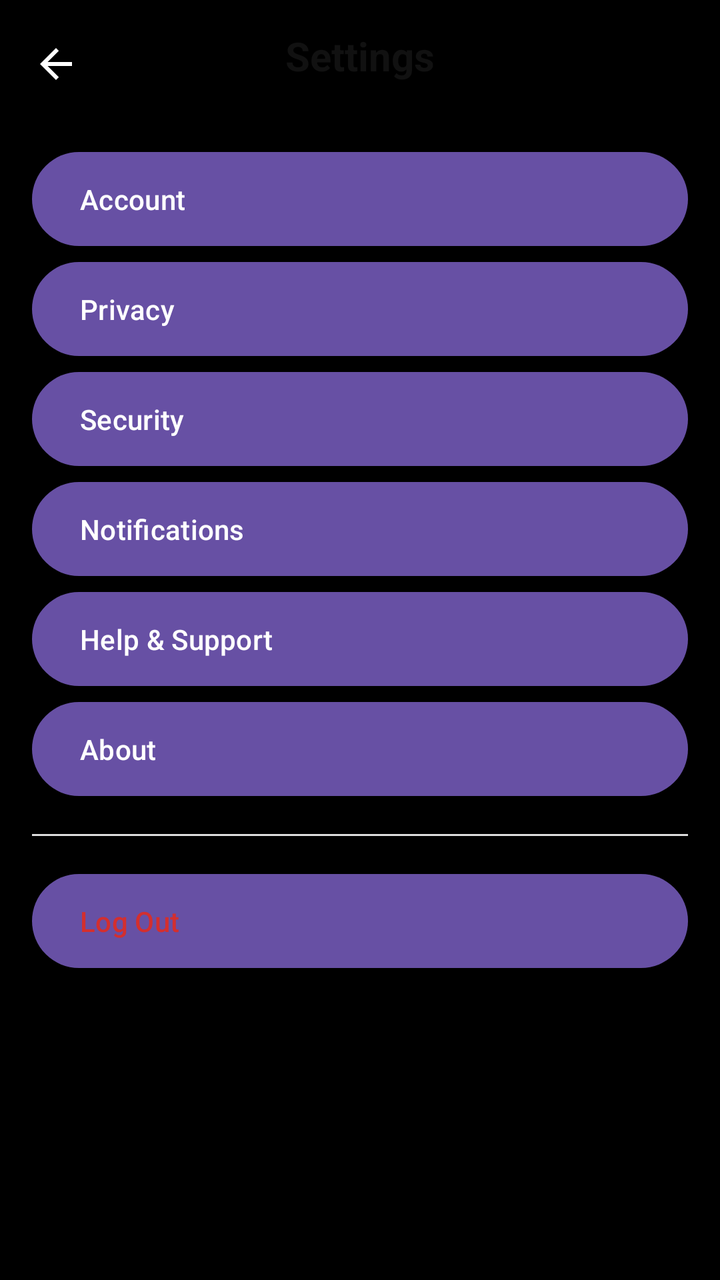
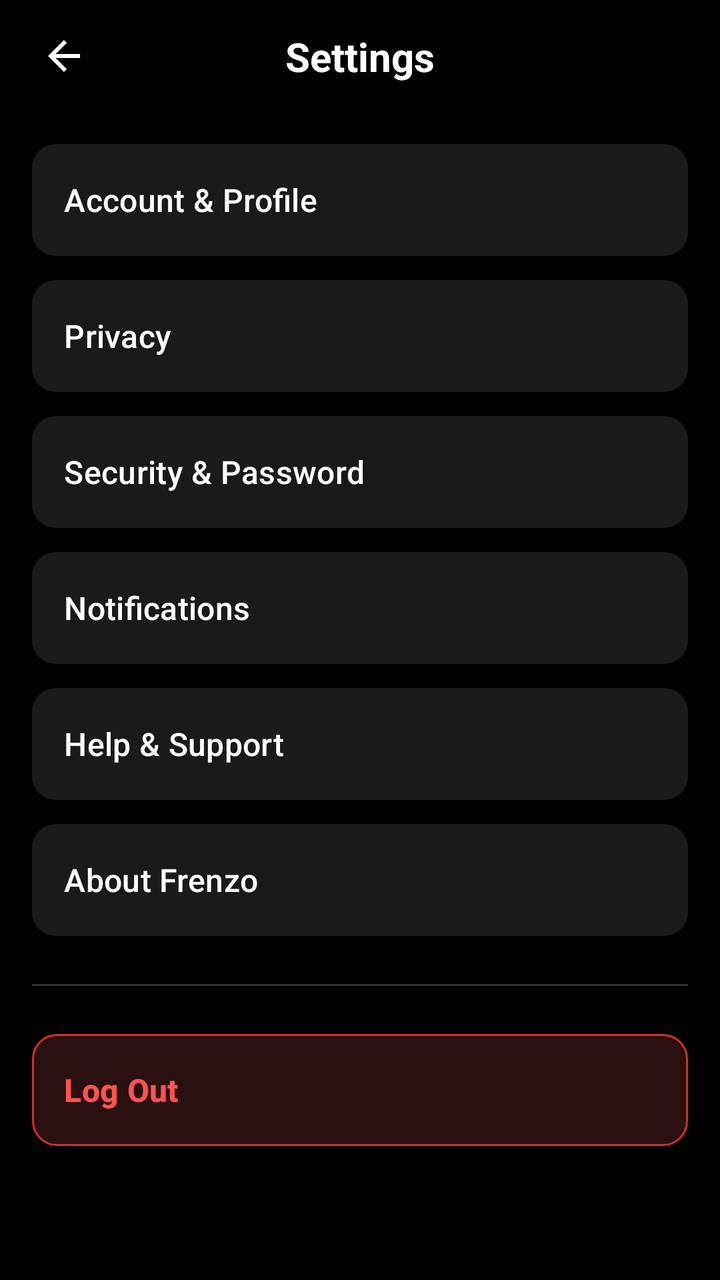

Before-and-after screenshots of an Android layout around one commit, followed by the original layout XML and the change that was made.
<!-- AndroidManifest.xml: application theme Theme.Login -->
<!-- res/layout/activity_settings.xml -->
<?xml version="1.0" encoding="utf-8"?>
<androidx.constraintlayout.widget.ConstraintLayout
    xmlns:android="http://schemas.android.com/apk/res/android"
    xmlns:app="http://schemas.android.com/apk/res-auto"
    android:layout_width="match_parent"
    android:layout_height="match_parent"
    android:background="#000000">

    

    <androidx.constraintlayout.widget.ConstraintLayout
        android:id="@+id/settingsTopBar"
        android:layout_width="match_parent"
        android:layout_height="56dp"
        android:background="#000000"
        app:layout_constraintTop_toTopOf="parent"
        app:layout_constraintStart_toStartOf="parent"
        app:layout_constraintEnd_toEndOf="parent">

        <ImageButton
            android:id="@+id/btnBackSettings"
            android:layout_width="48dp"
            android:layout_height="48dp"
            android:layout_marginStart="4dp"
            android:background="@android:color/transparent"
            android:contentDescription="Back"
            android:foreground="?attr/selectableItemBackgroundBorderless"
            android:padding="12dp"
            android:src="@drawable/ic_arrow_back"
            app:layout_constraintBottom_toBottomOf="parent"
            app:layout_constraintStart_toStartOf="parent"
            app:layout_constraintTop_toTopOf="parent"
            app:layout_constraintVertical_bias="1.0" />

        <TextView
            android:layout_width="wrap_content"
            android:layout_height="match_parent"
            android:gravity="center"
            android:text="Settings"
            android:textColor="#111111"
            android:textSize="20sp"
            android:textStyle="bold"
            app:layout_constraintStart_toStartOf="parent"
            app:layout_constraintEnd_toEndOf="parent"
            app:layout_constraintTop_toTopOf="parent"
            app:layout_constraintBottom_toBottomOf="parent" />

    </androidx.constraintlayout.widget.ConstraintLayout>


    

    <ScrollView
        android:layout_width="match_parent"
        android:layout_height="0dp"
        android:fillViewport="true"
        app:layout_constraintTop_toBottomOf="@id/settingsTopBar"
        app:layout_constraintBottom_toBottomOf="parent"
        app:layout_constraintStart_toStartOf="parent"
        app:layout_constraintEnd_toEndOf="parent">

        <LinearLayout
            android:layout_width="match_parent"
            android:layout_height="wrap_content"
            android:orientation="vertical"
            android:padding="16dp">

            <Button
                android:id="@+id/btnAccount"
                android:layout_width="match_parent"
                android:layout_height="55dp"
                android:text="Account"
                android:textAllCaps="false"
                android:gravity="start|center_vertical" />

            <Button
                android:id="@+id/btnPrivacy"
                android:layout_width="match_parent"
                android:layout_height="55dp"
                android:text="Privacy"
                android:textAllCaps="false"
                android:gravity="start|center_vertical" />

            <Button
                android:id="@+id/btnSecurity"
                android:layout_width="match_parent"
                android:layout_height="55dp"
                android:text="Security"
                android:textAllCaps="false"
                android:gravity="start|center_vertical" />

            <Button
                android:id="@+id/btnNotifications"
                android:layout_width="match_parent"
                android:layout_height="55dp"
                android:text="Notifications"
                android:textAllCaps="false"
                android:gravity="start|center_vertical" />

            <Button
                android:id="@+id/btnHelp"
                android:layout_width="match_parent"
                android:layout_height="55dp"
                android:text="Help &amp; Support"
                android:textAllCaps="false"
                android:gravity="start|center_vertical" />

            <Button
                android:id="@+id/btnAbout"
                android:layout_width="match_parent"
                android:layout_height="55dp"
                android:text="About"
                android:textAllCaps="false"
                android:gravity="start|center_vertical" />

            <View
                android:layout_width="match_parent"
                android:layout_height="1dp"
                android:layout_marginTop="15dp"
                android:layout_marginBottom="15dp"
                android:background="#DDDDDD" />

            <Button
                android:id="@+id/btnLogout"
                android:layout_width="match_parent"
                android:layout_height="55dp"
                android:text="Log Out"
                android:textAllCaps="false"
                android:textColor="#D32F2F"
                android:gravity="start|center_vertical" />

        </LinearLayout>

    </ScrollView>

</androidx.constraintlayout.widget.ConstraintLayout>
<!-- resources referenced by this layout -->
<resources>
  <!-- drawable ic_arrow_back (drawable) -->
  <vector xmlns:android="http://schemas.android.com/apk/res/android" android:autoMirrored="true" android:height="24dp" android:tint="#FFFFFF" android:viewportHeight="24" android:viewportWidth="24" android:width="24dp">
        
      <path android:fillColor="@android:color/white" android:pathData="M20,11H7.83l5.59,-5.59L12,4l-8,8 8,8 1.41,-1.41L7.83,13H20v-2z"/>
      
  </vector>
  <style name="Theme.Login" parent="Base.Theme.Login" />
  <style name="Base.Theme.Login" parent="Theme.Material3.DayNight.NoActionBar">
          
          
      </style>
</resources>

<!-- the commit's change to res/layout/activity_settings.xml (unified diff, before → after) -->
@@ -2,12 +2,12 @@
 <androidx.constraintlayout.widget.ConstraintLayout
     xmlns:android="http://schemas.android.com/apk/res/android"
     xmlns:app="http://schemas.android.com/apk/res-auto"
+    android:id="@+id/settingsRoot"
     android:layout_width="match_parent"
     android:layout_height="match_parent"
     android:background="#000000">
 
     
-
     <androidx.constraintlayout.widget.ConstraintLayout
         android:id="@+id/settingsTopBar"
         android:layout_width="match_parent"
@@ -21,7 +21,7 @@
             android:id="@+id/btnBackSettings"
             android:layout_width="48dp"
             android:layout_height="48dp"
-            android:layout_marginStart="4dp"
+            android:layout_marginStart="8dp"
             android:background="@android:color/transparent"
             android:contentDescription="Back"
             android:foreground="?attr/selectableItemBackgroundBorderless"
@@ -29,35 +29,32 @@
             android:src="@drawable/ic_arrow_back"
             app:layout_constraintBottom_toBottomOf="parent"
             app:layout_constraintStart_toStartOf="parent"
-            app:layout_constraintTop_toTopOf="parent"
-            app:layout_constraintVertical_bias="1.0" />
+            app:layout_constraintTop_toTopOf="parent" />
 
         <TextView
             android:layout_width="wrap_content"
-            android:layout_height="match_parent"
+            android:layout_height="wrap_content"
             android:gravity="center"
             android:text="Settings"
-            android:textColor="#111111"
+            android:textColor="#FFFFFF"
             android:textSize="20sp"
             android:textStyle="bold"
+            app:layout_constraintBottom_toBottomOf="parent"
+            app:layout_constraintEnd_toEndOf="parent"
             app:layout_constraintStart_toStartOf="parent"
-            app:layout_constraintEnd_toEndOf="parent"
-            app:layout_constraintTop_toTopOf="parent"
-            app:layout_constraintBottom_toBottomOf="parent" />
+            app:layout_constraintTop_toTopOf="parent" />
 
     </androidx.constraintlayout.widget.ConstraintLayout>
 
-
     
-
     <ScrollView
         android:layout_width="match_parent"
         android:layout_height="0dp"
         android:fillViewport="true"
-        app:layout_constraintTop_toBottomOf="@id/settingsTopBar"
         app:layout_constraintBottom_toBottomOf="parent"
+        app:layout_constraintEnd_toEndOf="parent"
         app:layout_constraintStart_toStartOf="parent"
-        app:layout_constraintEnd_toEndOf="parent">
+        app:layout_constraintTop_toBottomOf="@id/settingsTopBar">
 
         <LinearLayout
             android:layout_width="match_parent"
@@ -65,69 +62,124 @@
             android:orientation="vertical"
             android:padding="16dp">
 
+            
             <Button
                 android:id="@+id/btnAccount"
                 android:layout_width="match_parent"
-                android:layout_height="55dp"
-                android:text="Account"
+                android:layout_height="56dp"
+                android:layout_marginBottom="12dp"
+                android:background="@drawable/settings_item_bg"
+                android:gravity="start|center_vertical"
+                android:paddingStart="16dp"
+                android:paddingEnd="16dp"
+                android:text="Account &amp; Profile"
                 android:textAllCaps="false"
-                android:gravity="start|center_vertical" />
+                android:textColor="#FFFFFF"
+                android:textSize="16sp"
+                app:backgroundTint="@null" />
 
+            
             <Button
                 android:id="@+id/btnPrivacy"
                 android:layout_width="match_parent"
-                android:layout_height="55dp"
+                android:layout_height="56dp"
+                android:layout_marginBottom="12dp"
+                android:background="@drawable/settings_item_bg"
+                android:gravity="start|center_vertical"
+                android:paddingStart="16dp"
+                android:paddingEnd="16dp"
                 android:text="Privacy"
                 android:textAllCaps="false"
-                android:gravity="start|center_vertical" />
+                android:textColor="#FFFFFF"
+                android:textSize="16sp"
+                app:backgroundTint="@null" />
 
+            
             <Button
                 android:id="@+id/btnSecurity"
                 android:layout_width="match_parent"
-                android:layout_height="55dp"
-                android:text="Security"
+                android:layout_height="56dp"
+                android:layout_marginBottom="12dp"
+                android:background="@drawable/settings_item_bg"
+                android:gravity="start|center_vertical"
+                android:paddingStart="16dp"
+                android:paddingEnd="16dp"
+                android:text="Security &amp; Password"
                 android:textAllCaps="false"
-                android:gravity="start|center_vertical" />
+                android:textColor="#FFFFFF"
+                android:textSize="16sp"
+                app:backgroundTint="@null" />
 
+            
             <Button
                 android:id="@+id/btnNotifications"
                 android:layout_width="match_parent"
-                android:layout_height="55dp"
+                android:layout_height="56dp"
+                android:layout_marginBottom="12dp"
+                android:background="@drawable/settings_item_bg"
+                android:gravity="start|center_vertical"
+                android:paddingStart="16dp"
+                android:paddingEnd="16dp"
                 android:text="Notifications"
                 android:textAllCaps="false"
-                android:gravity="start|center_vertical" />
+                android:textColor="#FFFFFF"
+                android:textSize="16sp"
+                app:backgroundTint="@null" />
 
+            
             <Button
                 android:id="@+id/btnHelp"
                 android:layout_width="match_parent"
-                android:layout_height="55dp"
+                android:layout_height="56dp"
+                android:layout_marginBottom="12dp"
+                android:background="@drawable/settings_item_bg"
+                android:gravity="start|center_vertical"
+                android:paddingStart="16dp"
+                android:paddingEnd="16dp"
                 android:text="Help &amp; Support"
                 android:textAllCaps="false"
-                android:gravity="start|center_vertical" />
+                android:textColor="#FFFFFF"
+                android:textSize="16sp"
+                app:backgroundTint="@null" />
 
+            
             <Button
                 android:id="@+id/btnAbout"
                 android:layout_width="match_parent"
-                android:layout_height="55dp"
-                android:text="About"
+                android:layout_height="56dp"
+                android:layout_marginBottom="24dp"
+                android:background="@drawable/settings_item_bg"
+                android:gravity="start|center_vertical"
+                android:paddingStart="16dp"
+                android:paddingEnd="16dp"
+                android:text="About Frenzo"
                 android:textAllCaps="false"
-                android:gravity="start|center_vertical" />
+                android:textColor="#FFFFFF"
+                android:textSize="16sp"
+                app:backgroundTint="@null" />
 
+            
             <View
                 android:layout_width="match_parent"
                 android:layout_height="1dp"
-                android:layout_marginTop="15dp"
-                android:layout_marginBottom="15dp"
-                android:background="#DDDDDD" />
+                android:layout_marginBottom="24dp"
+                android:background="#333333" />
 
+            
             <Button
                 android:id="@+id/btnLogout"
                 android:layout_width="match_parent"
-                android:layout_height="55dp"
+                android:layout_height="56dp"
+                android:background="@drawable/logout_button_bg"
+                android:gravity="start|center_vertical"
+                android:paddingStart="16dp"
+                android:paddingEnd="16dp"
                 android:text="Log Out"
                 android:textAllCaps="false"
-                android:textColor="#D32F2F"
-                android:gravity="start|center_vertical" />
+                android:textColor="#FF5252"
+                android:textSize="16sp"
+                android:textStyle="bold"
+                app:backgroundTint="@null" />
 
         </LinearLayout>
 
<!-- resource entries referenced after the edit -->
@@ -6,6 +6,21 @@
       <path android:fillColor="@android:color/white" android:pathData="M20,11H7.83l5.59,-5.59L12,4l-8,8 8,8 1.41,-1.41L7.83,13H20v-2z"/>
       
   </vector>
+  <!-- drawable logout_button_bg (drawable) -->
+  <?xml version="1.0" encoding="utf-8"?>
+  <shape xmlns:android="http://schemas.android.com/apk/res/android"
+      android:shape="rectangle">
+      <solid android:color="#2A1010" />
+      <stroke android:width="1dp" android:color="#D32F2F" />
+      <corners android:radius="12dp" />
+  </shape>
+  <!-- drawable settings_item_bg (drawable) -->
+  <?xml version="1.0" encoding="utf-8"?>
+  <shape xmlns:android="http://schemas.android.com/apk/res/android"
+      android:shape="rectangle">
+      <solid android:color="#1A1A1A" />
+      <corners android:radius="12dp" />
+  </shape>
   <style name="Theme.Login" parent="Base.Theme.Login" />
   <style name="Base.Theme.Login" parent="Theme.Material3.DayNight.NoActionBar">
           
